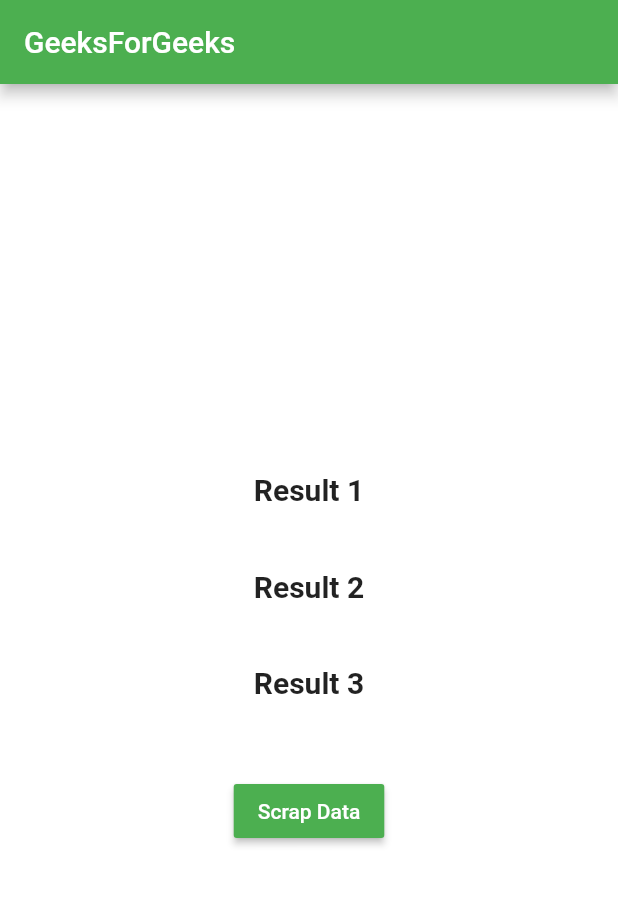
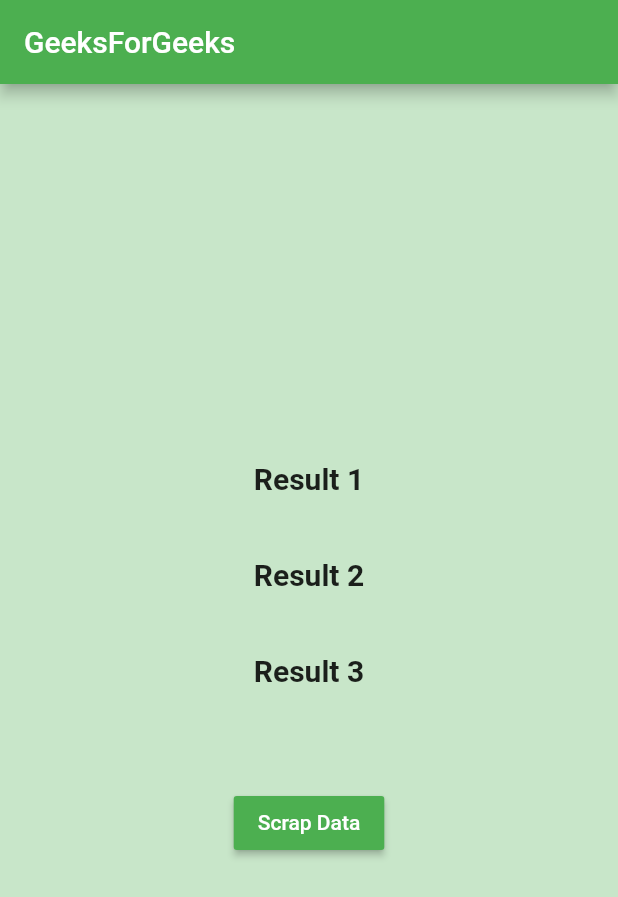
Before and after one commit to curiousyuvi/web_scraping, a Flutter app: the screen it shows after launch, on a phone screen of 412 x 824 dp. Shown: the top 897 px of the screen. Run offline on Flutter 3.47's test engine with Material 2 defaults, Android fonts, the phone set to English and light mode, and no system bars.

Commit message:
change ScaffoldBackgroundColor

```diff
--- a/lib/main.dart
+++ b/lib/main.dart
@@ -5,7 +5,7 @@ import 'package:http/http.dart' as http;
 void main() => runApp(MaterialApp(
     theme: ThemeData(
       accentColor: Colors.green,
-      scaffoldBackgroundColor: Colors.white,
+      scaffoldBackgroundColor: Colors.green[100],
       primaryColor: Colors.green,
     ),
     home: MyApp()));
@@ -97,7 +97,7 @@ class _MyAppState extends State<MyApp> {
                               fontSize: 20, fontWeight: FontWeight.bold)),
                     ],
                   ),
-            SizedBox(height: 50),
+            SizedBox(height: MediaQuery.of(context).size.height * 0.08),
             MaterialButton(
               onPressed: () async {
                 setState(() {
```
